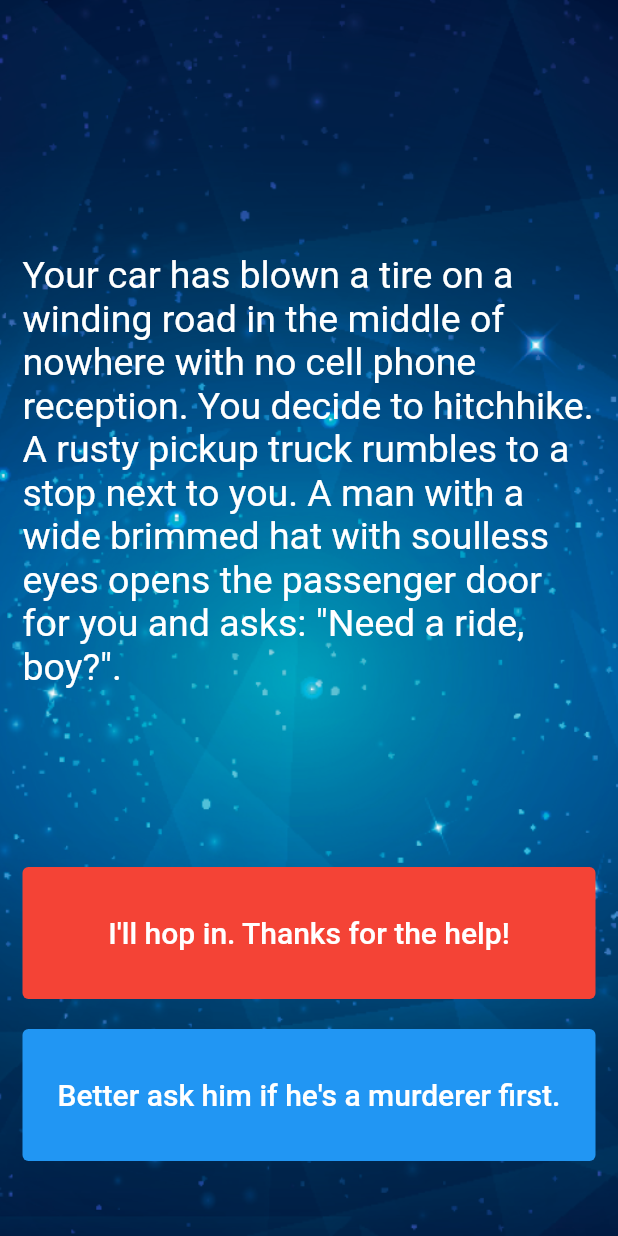
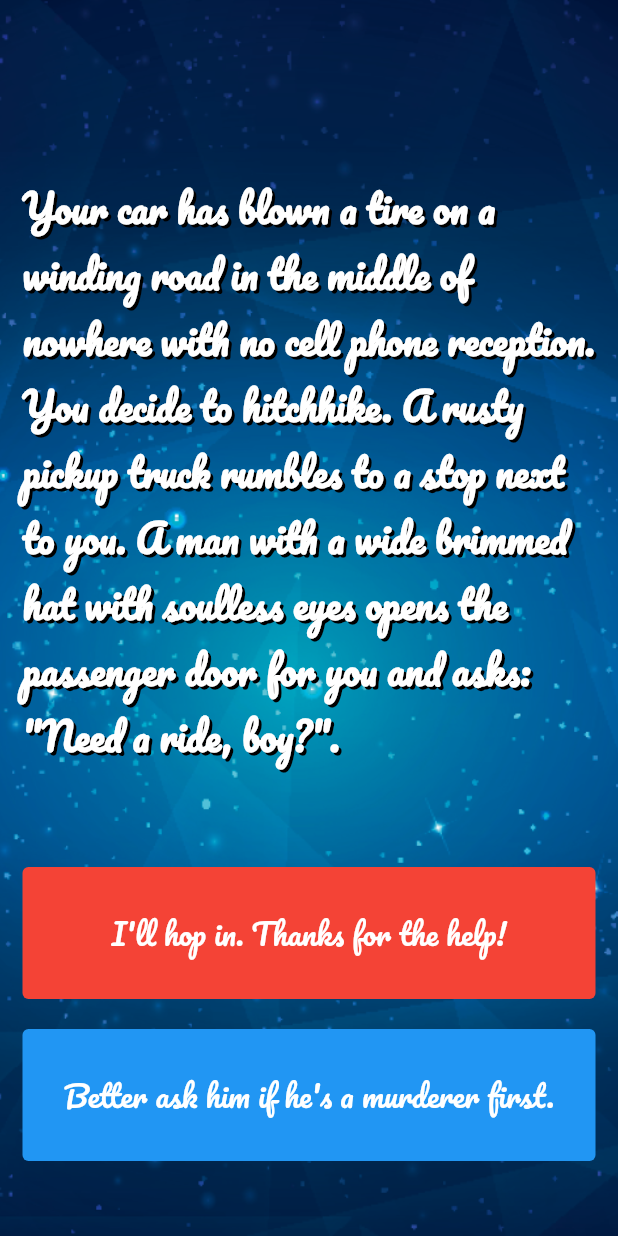
Before and after one commit to julianoventola/destini, a Flutter app: the screen it shows after launch, on a phone screen of 412 x 824 dp. Run offline on Flutter 3.47's test engine with Material 2 defaults, Android fonts, the phone set to English and light mode, and no system bars.

Commit message:
feat: improve font family and styles

```diff
--- a/lib/main.dart
+++ b/lib/main.dart
@@ -7,7 +7,13 @@ class Destini extends StatelessWidget {
   Widget build(BuildContext context) {
     return MaterialApp(
       debugShowCheckedModeBanner: false,
-      theme: ThemeData.dark(),
+      theme: ThemeData(
+        fontFamily: 'Pacifico',
+        textTheme: TextTheme(
+            bodyText2: TextStyle(
+          color: Colors.white,
+        )),
+      ),
       home: StoryPage(),
     );
   }
@@ -44,6 +50,13 @@ class _StoryPageState extends State<StoryPage> {
                     storyBrain.getStory(),
                     style: TextStyle(
                       fontSize: 25.0,
+                      fontWeight: FontWeight.bold,
+                      shadows: [
+                        Shadow(
+                          offset: Offset(2, 2),
+                          color: Color.fromARGB(255, 0, 0, 0),
+                        ),
+                      ],
                     ),
                   ),
                 ),
@@ -61,6 +74,7 @@ class _StoryPageState extends State<StoryPage> {
                   },
                   child: Text(
                     storyBrain.getChoice1(),
+                    textAlign: TextAlign.center,
                     style: TextStyle(
                       fontSize: 20.0,
                     ),
@@ -85,6 +99,7 @@ class _StoryPageState extends State<StoryPage> {
                     },
                     child: Text(
                       storyBrain.getChoice2(),
+                      textAlign: TextAlign.center,
                       style: TextStyle(
                         fontSize: 20.0,
                       ),
```
Also changed, not shown: pubspec.yaml (+4 -4 lines), fonts/Pacifico-Regular.ttf (added).
